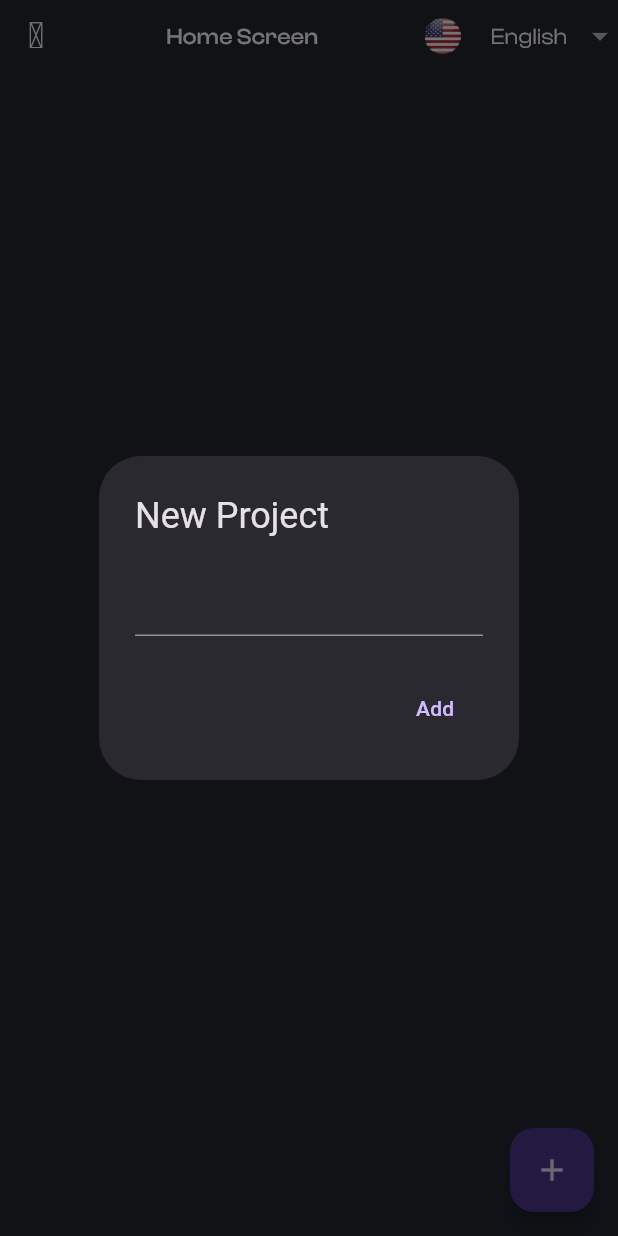
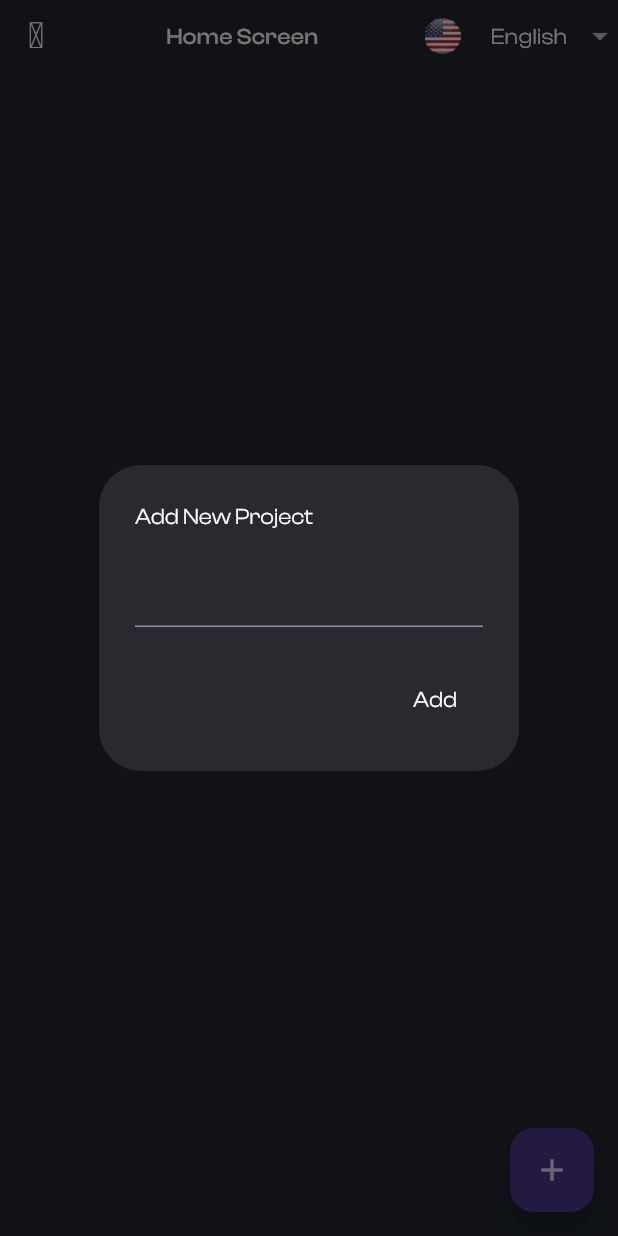
Before and after one commit to smilingmajid/todo_clean, a Flutter app: the screen it shows after launch, after a tap on the "add" icon, on a phone screen of 412 x 824 dp. Run offline on Flutter 3.47's test engine with Material 3 defaults, Android fonts, the phone set to English and light mode, and no system bars; our stand-ins replace get, hive, hive_flutter, iconsax; accounts and stored records are empty.

Commit message:
alert dialog translatre

```diff
--- a/lib/features/home/presentation/page/home_page.dart
+++ b/lib/features/home/presentation/page/home_page.dart
@@ -47,11 +47,16 @@ class HomePage extends StatelessWidget {
         floatingActionButton: FloatingActionButton(
           onPressed: () {
             String name = '';
+            final themeController = Get.find<ThemeController>();
             showDialog(
               context: context,
               builder:
                   (_) => AlertDialog(
-                    title: Text('New Project'),
+                    title: textWidget(
+                      isDark: themeController.isDark.value,
+                      txt: 'Project.addProject'.tr,
+                      fontSize: 15,
+                    ),
                     content: TextField(onChanged: (value) => name = value),
                     actions: [
                       TextButton(
@@ -59,7 +64,11 @@ class HomePage extends StatelessWidget {
                           if (name.isNotEmpty) controller.addProject(name);
                           Get.back();
                         },
-                        child: Text('Add'),
+                        child: textWidget(
+                          isDark: themeController.isDark.value,
+                          txt: 'Project.add'.tr,
+                          fontSize: 15,
+                        ),
                       ),
                     ],
                   ),
```
